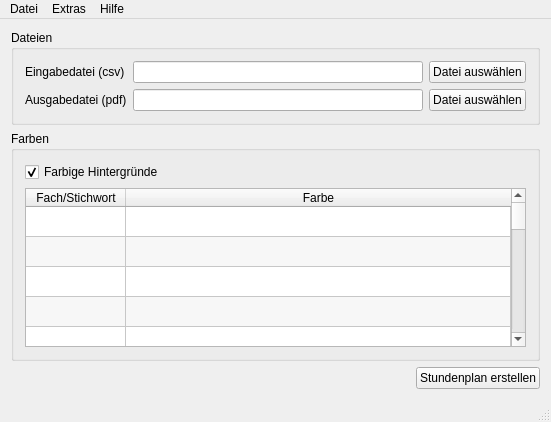
Old version of the form src/cpp/QTimetableDrawer/mainwindow.ui in the repository heimgreg/timetable-drawer.
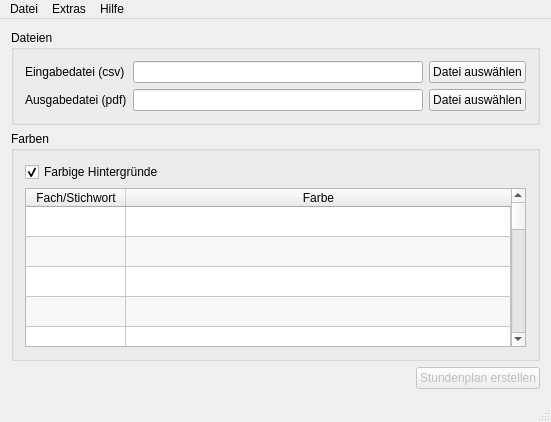
New version of the form.

Commit message:
Whitespace corrections
Disabled timetable creation button and (new) menu entry

The edit to the form file:
```diff
--- a/src/cpp/QTimetableDrawer/mainwindow.ui
+++ b/src/cpp/QTimetableDrawer/mainwindow.ui
@@ -285,6 +285,9 @@
       </item>
       <item>
        <widget class="QPushButton" name="pushButton_3">
+        <property name="enabled">
+         <bool>false</bool>
+        </property>
         <property name="text">
          <string>Stundenplan erstellen</string>
         </property>
```
Left out of the diff: 10 changed lines with no effect on the pictures. The commit also changes 2 other files.
